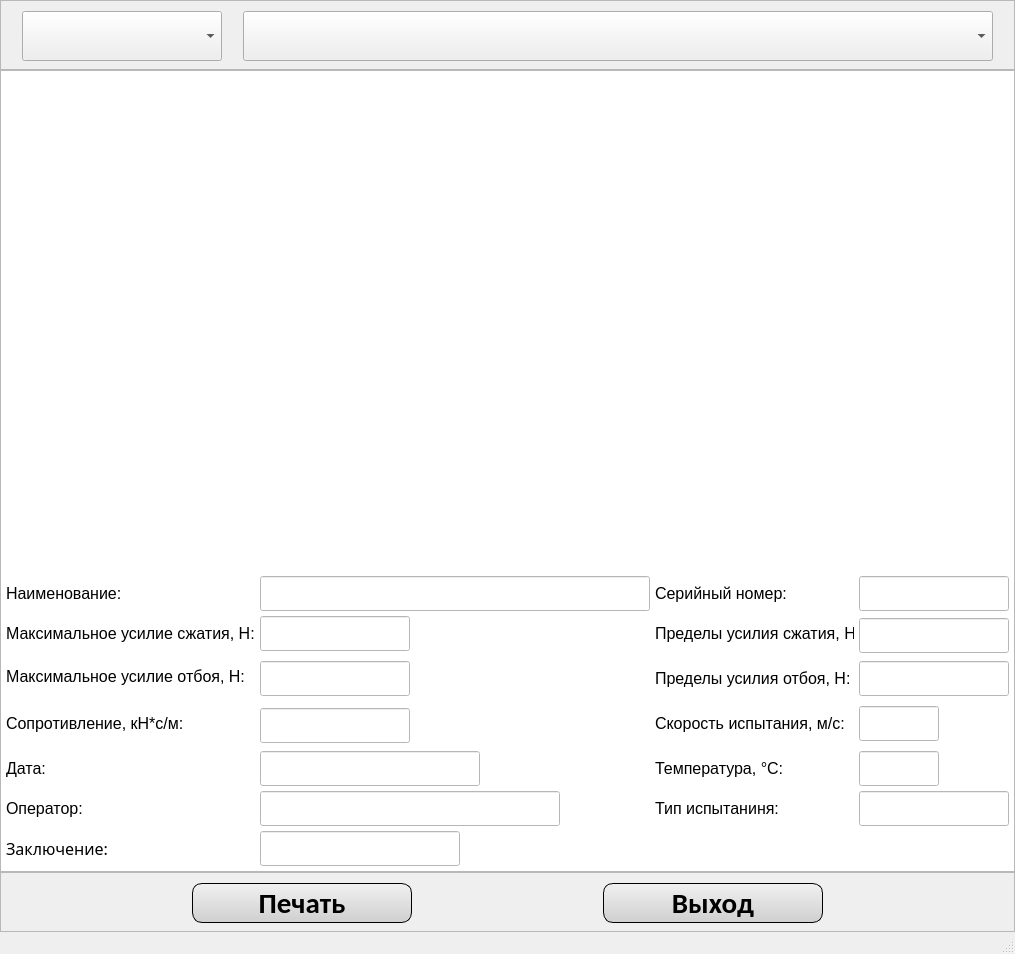
This is ui/archive_ui.ui in Skorikof/SPG-023MK as Qt 5 draws it before an edit. The edited form follows.
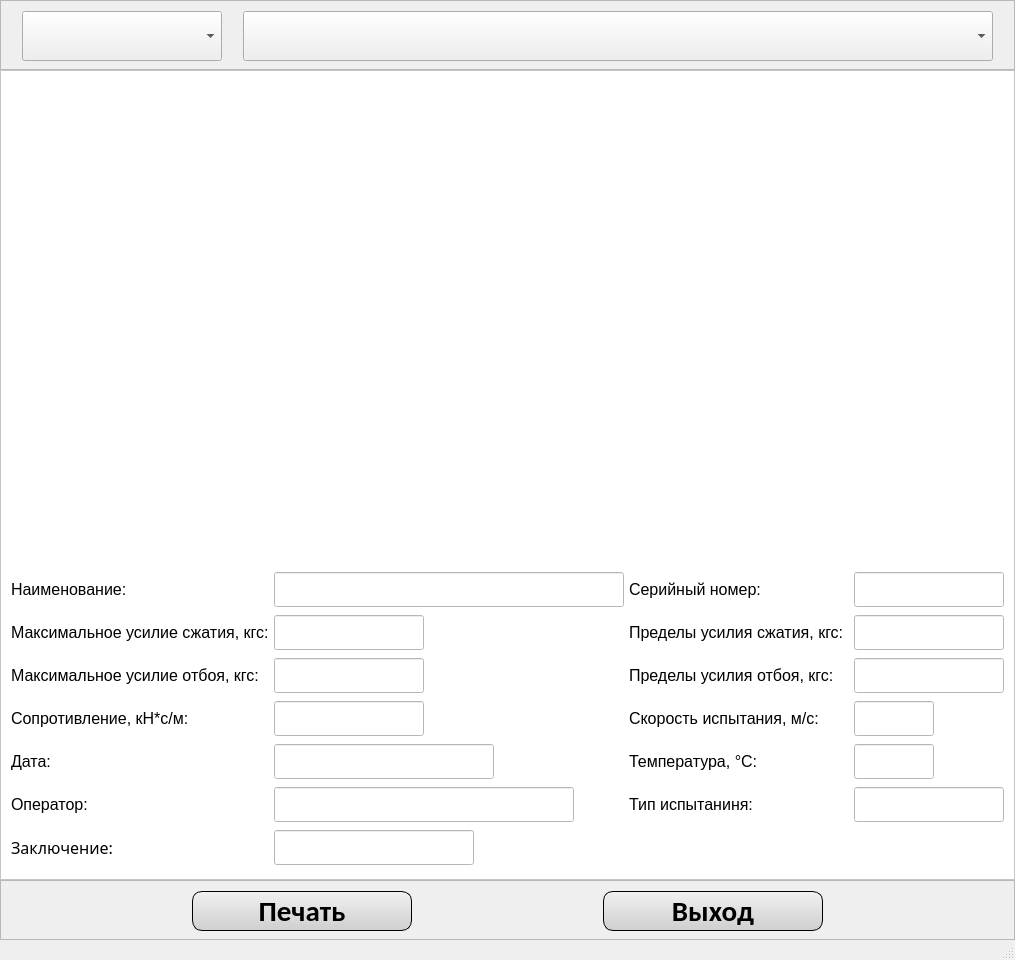
This is the edited form. Custom widgets are drawn as their Qt base class.

Commit message: archive_win.py is done, read and print data on printer

```diff
--- a/ui/archive_ui.ui
+++ b/ui/archive_ui.ui
@@ -7,19 +7,19 @@
     <x>0</x>
     <y>0</y>
     <width>1015</width>
-    <height>952</height>
+    <height>960</height>
    </rect>
   </property>
   <property name="minimumSize">
    <size>
     <width>1015</width>
-    <height>0</height>
+    <height>960</height>
    </size>
   </property>
   <property name="maximumSize">
    <size>
     <width>1015</width>
-    <height>16777215</height>
+    <height>960</height>
    </size>
   </property>
   <property name="windowTitle">
@@ -32,13 +32,13 @@
    <property name="minimumSize">
     <size>
      <width>1015</width>
-     <height>0</height>
+     <height>940</height>
     </size>
    </property>
    <property name="maximumSize">
     <size>
      <width>1015</width>
-     <height>16777215</height>
+     <height>940</height>
     </size>
    </property>
    <layout class="QVBoxLayout" name="verticalLayout">
@@ -142,27 +142,30 @@
     </item>
     <item>
      <widget class="QFrame" name="frame_content">
+      <property name="styleSheet">
+       <string notr="true">background-color: rgb(255, 255, 255);</string>
+      </property>
       <property name="frameShape">
        <enum>QFrame::StyledPanel</enum>
       </property>
       <property name="frameShadow">
        <enum>QFrame::Raised</enum>
       </property>
-      <layout class="QVBoxLayout" name="verticalLayout_2">
+      <layout class="QVBoxLayout" name="verticalLayout_2" stretch="0,0">
        <property name="spacing">
         <number>0</number>
        </property>
        <property name="leftMargin">
-        <number>0</number>
+        <number>10</number>
        </property>
        <property name="topMargin">
         <number>0</number>
        </property>
        <property name="rightMargin">
-        <number>0</number>
+        <number>10</number>
        </property>
        <property name="bottomMargin">
-        <number>0</number>
+        <number>10</number>
        </property>
        <item>
         <widget class="PlotWidget" name="graphwidget" native="true">
@@ -211,16 +214,16 @@
          </property>
          <layout class="QGridLayout" name="gridLayout">
           <property name="leftMargin">
-           <number>5</number>
+           <number>0</number>
           </property>
           <property name="topMargin">
-           <number>5</number>
+           <number>0</number>
           </property>
           <property name="rightMargin">
-           <number>5</number>
+           <number>0</number>
           </property>
           <property name="bottomMargin">
-           <number>5</number>
+           <number>0</number>
           </property>
           <property name="spacing">
            <number>5</number>
@@ -254,13 +257,13 @@
            <widget class="QLineEdit" name="name_le">
             <property name="minimumSize">
              <size>
-              <width>390</width>
+              <width>350</width>
               <height>35</height>
              </size>
             </property>
             <property name="maximumSize">
              <size>
-              <width>380</width>
+              <width>350</width>
               <height>35</height>
              </size>
             </property>
@@ -278,207 +281,7 @@
             </property>
            </widget>
           </item>
-          <item row="0" column="2">
-           <widget class="QLabel" name="lbl_8">
-            <property name="minimumSize">
-             <size>
-              <width>170</width>
-              <height>0</height>
-             </size>
-            </property>
-            <property name="maximumSize">
-             <size>
-              <width>16777215</width>
-              <height>16777215</height>
-             </size>
-            </property>
-            <property name="font">
-             <font>
-              <family>Arial</family>
-              <pointsize>12</pointsize>
-             </font>
-            </property>
-            <property name="text">
-             <string>Серийный номер:</string>
-            </property>
-           </widget>
-          </item>
-          <item row="0" column="3">
-           <widget class="QLineEdit" name="serial_le">
-            <property name="minimumSize">
-             <size>
-              <width>150</width>
-              <height>35</height>
-             </size>
-            </property>
-            <property name="maximumSize">
-             <size>
-              <width>150</width>
-              <height>35</height>
-             </size>
-            </property>
-            <property name="font">
-             <font>
-              <family>Arial</family>
-              <pointsize>14</pointsize>
-             </font>
-            </property>
-            <property name="text">
-             <string/>
-            </property>
-            <property name="alignment">
-             <set>Qt::AlignCenter</set>
-            </property>
-            <property name="readOnly">
-             <bool>true</bool>
-            </property>
-           </widget>
-          </item>
-          <item row="1" column="0">
-           <widget class="QLabel" name="lbl_2">
-            <property name="font">
-             <font>
-              <family>Arial</family>
-              <pointsize>12</pointsize>
-             </font>
-            </property>
-            <property name="text">
-             <string>Максимальное усилие сжатия, Н:</string>
-            </property>
-           </widget>
-          </item>
-          <item row="1" column="1">
-           <widget class="QLineEdit" name="max_comp_le">
-            <property name="minimumSize">
-             <size>
-              <width>150</width>
-              <height>35</height>
-             </size>
-            </property>
-            <property name="maximumSize">
-             <size>
-              <width>150</width>
-              <height>35</height>
-             </size>
-            </property>
-            <property name="font">
-             <font>
-              <family>Arial</family>
-              <pointsize>14</pointsize>
-             </font>
-            </property>
-            <property name="text">
-             <string/>
-            </property>
-            <property name="alignment">
-             <set>Qt::AlignCenter</set>
-            </property>
-            <property name="readOnly">
-             <bool>true</bool>
-            </property>
-           </widget>
-          </item>
-          <item row="1" column="2">
-           <widget class="QLabel" name="lbl_10">
-            <property name="minimumSize">
-             <size>
-              <width>170</width>
-              <height>0</height>
-             </size>
-            </property>
-            <property name="maximumSize">
-             <size>
-              <width>16777215</width>
-              <height>16777215</height>
-             </size>
-            </property>
-            <property name="font">
-             <font>
-              <family>Arial</family>
-              <pointsize>12</pointsize>
-             </font>
-            </property>
-            <property name="text">
-             <string>Пределы усилия сжатия, Н:</string>
-            </property>
-           </widget>
-          </item>
-          <item row="1" column="3" rowspan="2">
-           <widget class="QLineEdit" name="limit_comp_le">
-            <property name="minimumSize">
-             <size>
-              <width>150</width>
-              <height>35</height>
-             </size>
-            </property>
-            <property name="maximumSize">
-             <size>
-              <width>150</width>
-              <height>35</height>
-             </size>
-            </property>
-            <property name="font">
-             <font>
-              <family>Arial</family>
-              <pointsize>14</pointsize>
-             </font>
-            </property>
-            <property name="text">
-             <string/>
-            </property>
-            <property name="alignment">
-             <set>Qt::AlignCenter</set>
-            </property>
-            <property name="readOnly">
-             <bool>true</bool>
-            </property>
-           </widget>
-          </item>
-          <item row="2" column="0" rowspan="2">
-           <widget class="QLabel" name="lbl_3">
-            <property name="font">
-             <font>
-              <family>Arial</family>
-              <pointsize>12</pointsize>
-             </font>
-            </property>
-            <property name="text">
-             <string>Максимальное усилие отбоя, Н:</string>
-            </property>
-           </widget>
-          </item>
-          <item row="2" column="1" rowspan="3">
-           <widget class="QLineEdit" name="max_recoil_le">
-            <property name="minimumSize">
-             <size>
-              <width>150</width>
-              <height>35</height>
-             </size>
-            </property>
-            <property name="maximumSize">
-             <size>
-              <width>150</width>
-              <height>35</height>
-             </size>
-            </property>
-            <property name="font">
-             <font>
-              <family>Arial</family>
-              <pointsize>14</pointsize>
-             </font>
-            </property>
-            <property name="text">
-             <string/>
-            </property>
-            <property name="alignment">
-             <set>Qt::AlignCenter</set>
-            </property>
-            <property name="readOnly">
-             <bool>true</bool>
-            </property>
-           </widget>
-          </item>
-          <item row="5" column="0">
+          <item row="4" column="0">
            <widget class="QLabel" name="lbl_4">
             <property name="minimumSize">
              <size>
@@ -503,7 +306,20 @@
             </property>
            </widget>
           </item>
-          <item row="5" column="1" rowspan="2">
+          <item row="3" column="0">
+           <widget class="QLabel" name="lbl_3">
+            <property name="font">
+             <font>
+              <family>Arial</family>
+              <pointsize>12</pointsize>
+             </font>
+            </property>
+            <property name="text">
+             <string>Максимальное усилие отбоя, кгс:</string>
+            </property>
+           </widget>
+          </item>
+          <item row="4" column="1">
            <widget class="QLineEdit" name="resistance_le">
             <property name="minimumSize">
              <size>
@@ -534,7 +350,66 @@
             </property>
            </widget>
           </item>
-          <item row="7" column="0">
+          <item row="6" column="1">
+           <widget class="QLineEdit" name="operator_le">
+            <property name="minimumSize">
+             <size>
+              <width>300</width>
+              <height>35</height>
+             </size>
+            </property>
+            <property name="maximumSize">
+             <size>
+              <width>300</width>
+              <height>35</height>
+             </size>
+            </property>
+            <property name="font">
+             <font>
+              <family>Arial</family>
+              <pointsize>14</pointsize>
+             </font>
+            </property>
+            <property name="text">
+             <string/>
+            </property>
+            <property name="readOnly">
+             <bool>true</bool>
+            </property>
+           </widget>
+          </item>
+          <item row="3" column="1">
+           <widget class="QLineEdit" name="max_recoil_le">
+            <property name="minimumSize">
+             <size>
+              <width>150</width>
+              <height>35</height>
+             </size>
+            </property>
+            <property name="maximumSize">
+             <size>
+              <width>150</width>
+              <height>35</height>
+             </size>
+            </property>
+            <property name="font">
+             <font>
+              <family>Arial</family>
+              <pointsize>14</pointsize>
+             </font>
+            </property>
+            <property name="text">
+             <string/>
+            </property>
+            <property name="alignment">
+             <set>Qt::AlignCenter</set>
+            </property>
+            <property name="readOnly">
+             <bool>true</bool>
+            </property>
+           </widget>
+          </item>
+          <item row="5" column="0">
            <widget class="QLabel" name="lbl_5">
             <property name="minimumSize">
              <size>
@@ -559,7 +434,88 @@
             </property>
            </widget>
           </item>
-          <item row="7" column="1">
+          <item row="0" column="3">
+           <widget class="QLineEdit" name="serial_le">
+            <property name="minimumSize">
+             <size>
+              <width>150</width>
+              <height>35</height>
+             </size>
+            </property>
+            <property name="maximumSize">
+             <size>
+              <width>150</width>
+              <height>35</height>
+             </size>
+            </property>
+            <property name="font">
+             <font>
+              <family>Arial</family>
+              <pointsize>14</pointsize>
+             </font>
+            </property>
+            <property name="text">
+             <string/>
+            </property>
+            <property name="alignment">
+             <set>Qt::AlignCenter</set>
+            </property>
+            <property name="readOnly">
+             <bool>true</bool>
+            </property>
+           </widget>
+          </item>
+          <item row="0" column="2">
+           <widget class="QLabel" name="lbl_8">
+            <property name="minimumSize">
+             <size>
+              <width>170</width>
+              <height>0</height>
+             </size>
+            </property>
+            <property name="maximumSize">
+             <size>
+              <width>16777215</width>
+              <height>16777215</height>
+             </size>
+            </property>
+            <property name="font">
+             <font>
+              <family>Arial</family>
+              <pointsize>12</pointsize>
+             </font>
+            </property>
+            <property name="text">
+             <string>Серийный номер:</string>
+            </property>
+           </widget>
+          </item>
+          <item row="0" column="0">
+           <widget class="QLabel" name="lbl">
+            <property name="minimumSize">
+             <size>
+              <width>170</width>
+              <height>0</height>
+             </size>
+            </property>
+            <property name="maximumSize">
+             <size>
+              <width>170</width>
+              <height>16777215</height>
+             </size>
+            </property>
+            <property name="font">
+             <font>
+              <family>Arial</family>
+              <pointsize>12</pointsize>
+             </font>
+            </property>
+            <property name="text">
+             <string>Наименование:</string>
+            </property>
+           </widget>
+          </item>
+          <item row="5" column="1">
            <widget class="QLineEdit" name="date_le">
             <property name="minimumSize">
              <size>
@@ -590,8 +546,39 @@
             </property>
            </widget>
           </item>
-          <item row="8" column="0">
-           <widget class="QLabel" name="lbl_6">
+          <item row="1" column="3">
+           <widget class="QLineEdit" name="limit_comp_le">
+            <property name="minimumSize">
+             <size>
+              <width>150</width>
+              <height>35</height>
+             </size>
+            </property>
+            <property name="maximumSize">
+             <size>
+              <width>150</width>
+              <height>35</height>
+             </size>
+            </property>
+            <property name="font">
+             <font>
+              <family>Arial</family>
+              <pointsize>14</pointsize>
+             </font>
+            </property>
+            <property name="text">
+             <string/>
+            </property>
+            <property name="alignment">
+             <set>Qt::AlignCenter</set>
+            </property>
+            <property name="readOnly">
+             <bool>true</bool>
+            </property>
+           </widget>
+          </item>
+          <item row="1" column="2">
+           <widget class="QLabel" name="lbl_10">
             <property name="minimumSize">
              <size>
               <width>170</width>
@@ -600,7 +587,7 @@
             </property>
             <property name="maximumSize">
              <size>
-              <width>170</width>
+              <width>16777215</width>
               <height>16777215</height>
              </size>
             </property>
@@ -611,21 +598,21 @@
              </font>
             </property>
             <property name="text">
-             <string>Оператор:</string>
+             <string>Пределы усилия сжатия, кгс:</string>
             </property>
            </widget>
           </item>
-          <item row="8" column="1">
-           <widget class="QLineEdit" name="operator_le">
+          <item row="1" column="1">
+           <widget class="QLineEdit" name="max_comp_le">
             <property name="minimumSize">
              <size>
-              <width>300</width>
+              <width>150</width>
               <height>35</height>
              </size>
             </property>
             <property name="maximumSize">
              <size>
-              <width>300</width>
+              <width>150</width>
               <height>35</height>
              </size>
             </property>
@@ -638,53 +625,6 @@
             <property name="text">
              <string/>
             </property>
-            <property name="readOnly">
-             <bool>true</bool>
-            </property>
-           </widget>
-          </item>
-          <item row="9" column="0">
-           <widget class="QLabel" name="lbl_7">
-            <property name="maximumSize">
-             <size>
-              <width>200</width>
-              <height>16777215</height>
-             </size>
-            </property>
-            <property name="font">
-             <font>
-              <family>Arial Black</family>
-              <pointsize>12</pointsize>
-             </font>
-            </property>
-            <property name="text">
-             <string>Заключение:</string>
-            </property>
-           </widget>
-          </item>
-          <item row="9" column="1">
-           <widget class="QLineEdit" name="conclusion_le">
-            <property name="minimumSize">
-             <size>
-              <width>200</width>
-              <height>35</height>
-             </size>
-            </property>
-            <property name="maximumSize">
-             <size>
-              <width>200</width>
-              <height>35</height>
-             </size>
-            </property>
-            <property name="font">
-             <font>
-              <family>Arial</family>
-              <pointsize>18</pointsize>
-             </font>
-            </property>
-            <property name="text">
-             <string/>
-            </property>
             <property name="alignment">
              <set>Qt::AlignCenter</set>
             </property>
@@ -693,6 +633,19 @@
             </property>
            </widget>
           </item>
+          <item row="1" column="0">
+           <widget class="QLabel" name="lbl_2">
+            <property name="font">
+             <font>
+              <family>Arial</family>
+              <pointsize>12</pointsize>
+             </font>
+            </property>
+            <property name="text">
+             <string>Максимальное усилие сжатия, кгс:</string>
+            </property>
+           </widget>
+          </item>
           <item row="3" column="3">
            <widget class="QLineEdit" name="limit_recoil_le">
             <property name="minimumSize">
@@ -733,11 +686,42 @@
              </font>
             </property>
             <property name="text">
-             <string>Пределы усилия отбоя, Н:</string>
+             <string>Пределы усилия отбоя, кгс:</string>
             </property>
            </widget>
           </item>
-          <item row="5" column="2">
+          <item row="4" column="3">
+           <widget class="QLineEdit" name="speed_le">
+            <property name="minimumSize">
+             <size>
+              <width>80</width>
+              <height>35</height>
+             </size>
+            </property>
+            <property name="maximumSize">
+             <size>
+              <width>80</width>
+              <height>35</height>
+             </size>
+            </property>
+            <property name="font">
+             <font>
+              <family>Arial</family>
+              <pointsize>14</pointsize>
+             </font>
+            </property>
+            <property name="text">
+             <string/>
+            </property>
+            <property name="alignment">
+             <set>Qt::AlignCenter</set>
+            </property>
+            <property name="readOnly">
+             <bool>true</bool>
+            </property>
+           </widget>
+          </item>
+          <item row="4" column="2">
            <widget class="QLabel" name="lbl_12">
             <property name="font">
              <font>
@@ -751,7 +735,7 @@
            </widget>
           </item>
           <item row="5" column="3">
-           <widget class="QLineEdit" name="speed_le">
+           <widget class="QLineEdit" name="temper_le">
             <property name="minimumSize">
              <size>
               <width>80</width>
@@ -781,7 +765,7 @@
             </property>
            </widget>
           </item>
-          <item row="7" column="2">
+          <item row="5" column="2">
            <widget class="QLabel" name="lbl_13">
             <property name="font">
              <font>
@@ -794,17 +778,17 @@
             </property>
            </widget>
           </item>
-          <item row="7" column="3">
-           <widget class="QLineEdit" name="temper_le">
+          <item row="6" column="3">
+           <widget class="QLineEdit" name="type_test_le">
             <property name="minimumSize">
              <size>
-              <width>80</width>
+              <width>150</width>
               <height>35</height>
              </size>
             </property>
             <property name="maximumSize">
              <size>
-              <width>80</width>
+              <width>150</width>
               <height>35</height>
              </size>
             </property>
@@ -825,7 +809,7 @@
             </property>
            </widget>
           </item>
-          <item row="8" column="2">
+          <item row="6" column="2">
            <widget class="QLabel" name="lbl_9">
             <property name="font">
              <font>
@@ -838,24 +822,24 @@
             </property>
            </widget>
           </item>
-          <item row="8" column="3">
-           <widget class="QLineEdit" name="type_test_le">
+          <item row="8" column="1">
+           <widget class="QLineEdit" name="conclusion_le">
             <property name="minimumSize">
              <size>
-              <width>150</width>
+              <width>200</width>
               <height>35</height>
              </size>
             </property>
             <property name="maximumSize">
              <size>
-              <width>150</width>
+              <width>200</width>
               <height>35</height>
              </size>
             </property>
             <property name="font">
              <font>
               <family>Arial</family>
-              <pointsize>14</pointsize>
+              <pointsize>18</pointsize>
              </font>
             </property>
             <property name="text">
@@ -869,6 +853,50 @@
             </property>
            </widget>
           </item>
+          <item row="6" column="0">
+           <widget class="QLabel" name="lbl_6">
+            <property name="minimumSize">
+             <size>
+              <width>170</width>
+              <height>0</height>
+             </size>
+            </property>
+            <property name="maximumSize">
+             <size>
+              <width>170</width>
+              <height>16777215</height>
+             </size>
+            </property>
+            <property name="font">
+             <font>
+              <family>Arial</family>
+              <pointsize>12</pointsize>
+             </font>
+            </property>
+            <property name="text">
+             <string>Оператор:</string>
+            </property>
+           </widget>
+          </item>
+          <item row="8" column="0">
+           <widget class="QLabel" name="lbl_7">
+            <property name="maximumSize">
+             <size>
+              <width>200</width>
+              <height>16777215</height>
+             </size>
+            </property>
+            <property name="font">
+             <font>
+              <family>Arial Black</family>
+              <pointsize>12</pointsize>
+             </font>
+            </property>
+            <property name="text">
+             <string>Заключение:</string>
+            </property>
+           </widget>
+          </item>
          </layout>
         </widget>
        </item>
```
Left out of the diff: 25 changed lines with no effect on the pictures. The commit also changes 2 other files.
